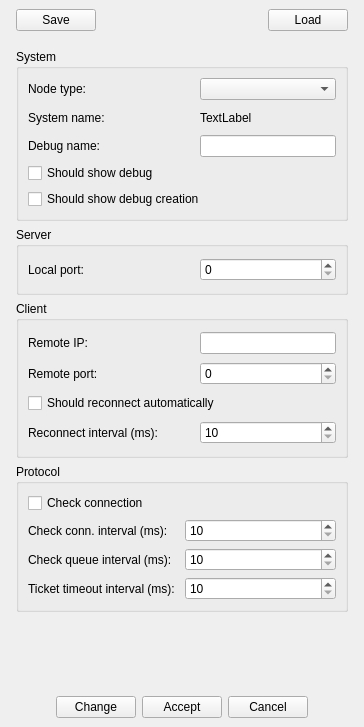
First picture: the form in src/VMTD/VMTD/VMTDSettingsForm.ui, repository ekushko/qt-vxlan-mtd-old, before the edit.
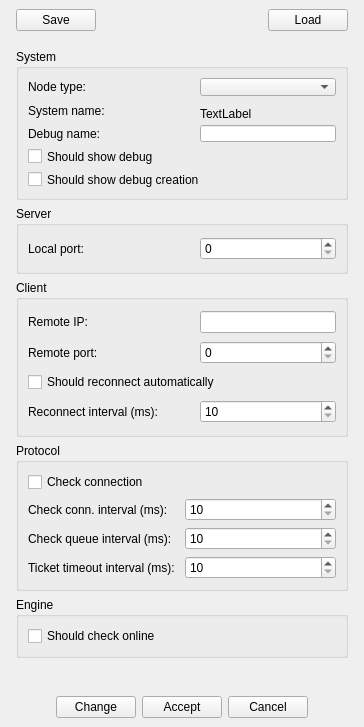
Second picture: the form after the edit.

Commit message: Правка недочетов Engine

```diff
--- a/src/VMTD/VMTD/VMTDSettingsForm.ui
+++ b/src/VMTD/VMTD/VMTDSettingsForm.ui
@@ -341,6 +341,22 @@
           </layout>
          </widget>
         </item>
+        <item>
+         <widget class="QGroupBox" name="gbEngine">
+          <property name="title">
+           <string>Engine</string>
+          </property>
+          <layout class="QGridLayout" name="gridLayout_5">
+           <item row="0" column="0">
+            <widget class="QCheckBox" name="chbShouldCheckOnline">
+             <property name="text">
+              <string>Should check online</string>
+             </property>
+            </widget>
+           </item>
+          </layout>
+         </widget>
+        </item>
        </layout>
       </widget>
      </item>
```
The commit also changes 12 other files.
